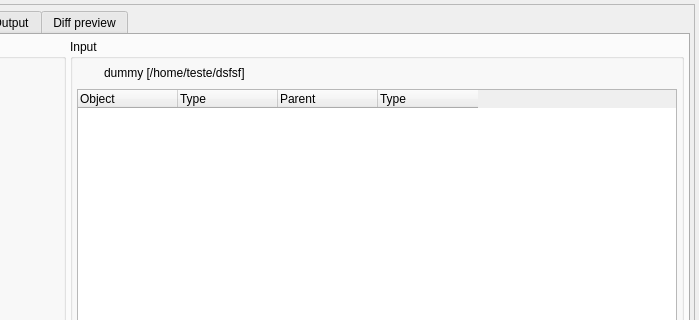
Before: the Qt Designer form libpgmodeler_ui/ui/modeldatabasediffform.ui in pgmodeler/pgmodeler, drawn with Qt 5; both pictures show x 176 to 875 and y 0 to 320 of the 875 by 725 pixel window.
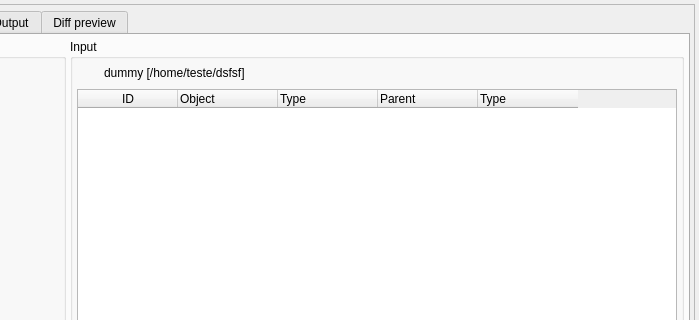
After: the same form once the commit is applied. The open tabs and pages were chosen to show the change. Icons and pictures are not drawn.

What changed in the file:
```diff
--- a/libpgmodeler_ui/ui/modeldatabasediffform.ui
+++ b/libpgmodeler_ui/ui/modeldatabasediffform.ui
@@ -1523,6 +1523,15 @@
                 <property name="sortingEnabled">
                  <bool>true</bool>
                 </property>
+                <column>
+                 <property name="text">
+                  <string>ID</string>
+                 </property>
+                 <property name="icon">
+                  <iconset resource="../res/resources.qrc">
+                   <normaloff>:/icones/icones/uid.png</normaloff>:/icones/icones/uid.png</iconset>
+                 </property>
+                </column>
                 <column>
                  <property name="text">
                   <string>Object</string>
```
